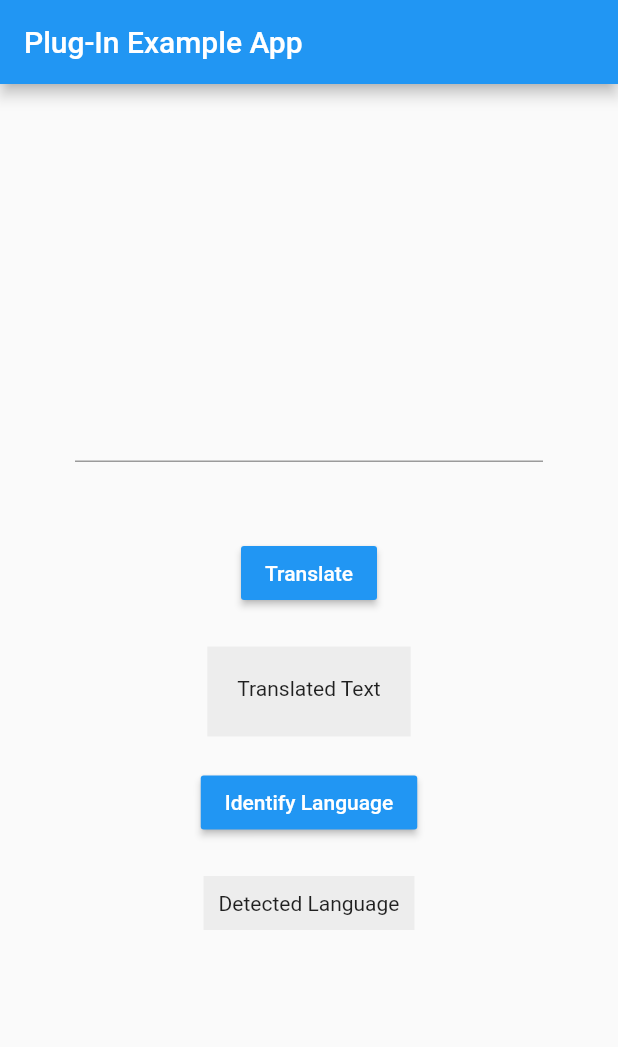
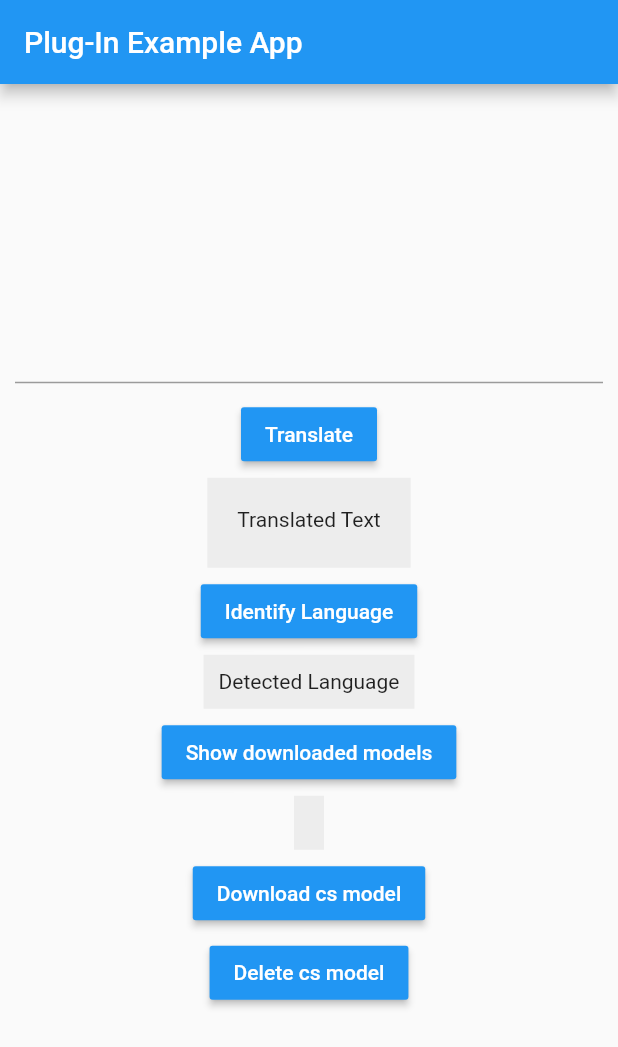
Before and after one commit to rishabnayak/firebase_mlkit_language, a Flutter app: the screen it shows after launch, on a phone screen of 412 x 824 dp. Shown: the top 1047 px of the screen. Run offline on Flutter 3.47's test engine with Material 2 defaults, Android fonts, the phone set to English and light mode, and no system bars.

Commit message:
Firebase ML Kit Natural Language updated to 22.0.0. Added download, delete and show downloaded models to example app.

```diff
--- a/example/lib/main.dart
+++ b/example/lib/main.dart
@@ -27,6 +27,7 @@ class _MyAppState extends State<MyApp> {
   var translatedText = "Translated Text";
   var inputText;
   var identifiedLang = "Detected Language";
+  var downloadedModelsLabel = "";
 
   void onPressed() async {
     inputText = inputTextController.text;
@@ -50,6 +51,24 @@ class _MyAppState extends State<MyApp> {
     });
   }
 
+  void onGetDownloadedModels() async {
+    var downloadedModels =
+        await FirebaseLanguage.instance.modelManager().viewModels();
+    setState(() {
+      downloadedModelsLabel = downloadedModels.join(',');
+    });
+  }
+
+  void onDownloadCSModel() async {
+    await FirebaseLanguage.instance.modelManager().downloadModel("cs");
+    onGetDownloadedModels();
+  }
+
+  void onDeleteCSModel() async {
+    await FirebaseLanguage.instance.modelManager().deleteModel("cs");
+    onGetDownloadedModels();
+  }
+
   @override
   Widget build(BuildContext context) {
     return MaterialApp(
@@ -59,19 +78,19 @@ class _MyAppState extends State<MyApp> {
             backgroundColor: Colors.blue,
           ),
           body: new Container(
-            padding: EdgeInsets.all(50),
+            padding: EdgeInsets.all(10),
             child: new Center(
               child: new Column(
                 mainAxisAlignment: MainAxisAlignment.center,
                 children: <Widget>[
                   new TextField(controller: inputTextController),
-                  new SizedBox(height: 50),
+                  new SizedBox(height: 10),
                   new RaisedButton(
                       child: new Text("Translate",
                           style: TextStyle(color: Colors.white)),
                       color: Colors.blue,
                       onPressed: onPressed),
-                  new SizedBox(height: 25),
+                  new SizedBox(height: 5),
                   new Container(
                     padding: EdgeInsets.all(20),
                     child: new SizedBox(
@@ -80,13 +99,13 @@ class _MyAppState extends State<MyApp> {
                       color: Colors.black.withOpacity(0.05),
                     ),
                   ),
-                  new SizedBox(height: 20),
+                  new SizedBox(height: 5),
                   new RaisedButton(
                       child: new Text("Identify Language",
                           style: TextStyle(color: Colors.white)),
                       color: Colors.blue,
                       onPressed: onPoked),
-                  new SizedBox(height: 25),
+                  new SizedBox(height: 5),
                   new Container(
                     padding: EdgeInsets.all(10),
                     child: new Text(identifiedLang),
@@ -94,6 +113,32 @@ class _MyAppState extends State<MyApp> {
                       color: Colors.black.withOpacity(0.05),
                     ),
                   ),
+                  new SizedBox(height: 5),
+                  new RaisedButton(
+                      child: new Text("Show downloaded models",
+                          style: TextStyle(color: Colors.white)),
+                      color: Colors.blue,
+                      onPressed: onGetDownloadedModels),
+                  new SizedBox(height: 5),
+                  new Container(
+                    padding: EdgeInsets.all(10),
+                    child: new Text(downloadedModelsLabel),
+                    decoration: new BoxDecoration(
+                      color: Colors.black.withOpacity(0.05),
+                    ),
+                  ),
+                  new SizedBox(height: 5),
+                  new RaisedButton(
+                      child: new Text("Download cs model",
+                          style: TextStyle(color: Colors.white)),
+                      color: Colors.blue,
+                      onPressed: onDownloadCSModel),
+                  new SizedBox(height: 5),
+                  new RaisedButton(
+                      child: new Text("Delete cs model",
+                          style: TextStyle(color: Colors.white)),
+                      color: Colors.blue,
+                      onPressed: onDeleteCSModel),
                 ],
               ),
             ),
--- a/lib/src/model_manager.dart
+++ b/lib/src/model_manager.dart
@@ -21,11 +21,7 @@ class ModelManager {
   Future<List<String>> viewModels() async {
     final List<dynamic> availableModels =
         await FirebaseLanguage.channel.invokeMethod('ModelManager#viewModels');
-    final List<String> models = <String>[];
-    for (dynamic model in availableModels) {
-      models.add(model);
-    }
-    return models;
+    return availableModels.cast<String>().toList();
   }
 
   /// Deletes specified model.
```
Also changed, not shown: example/pubspec.lock, pubspec.lock, 6 other files.
